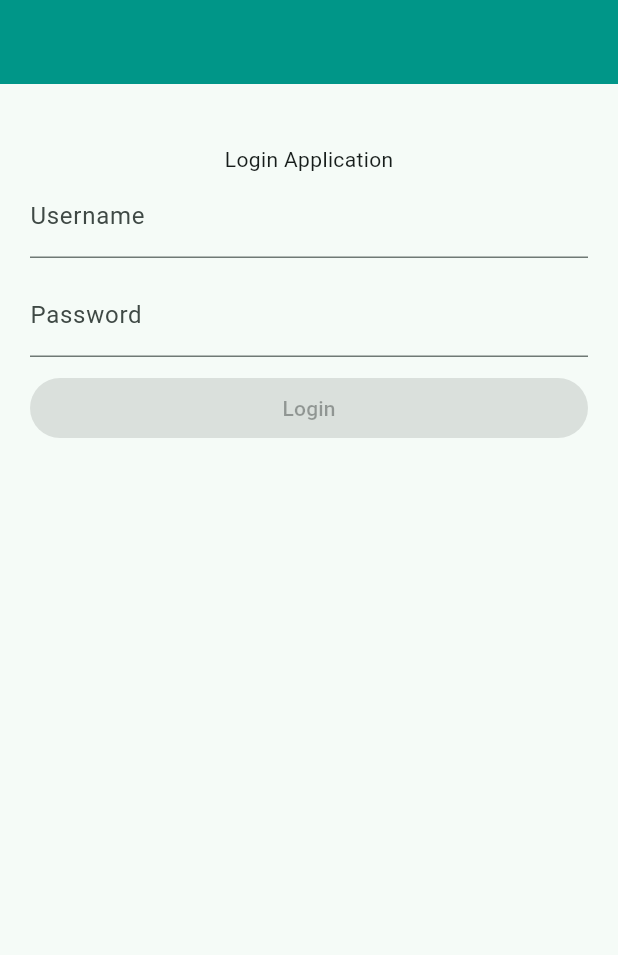
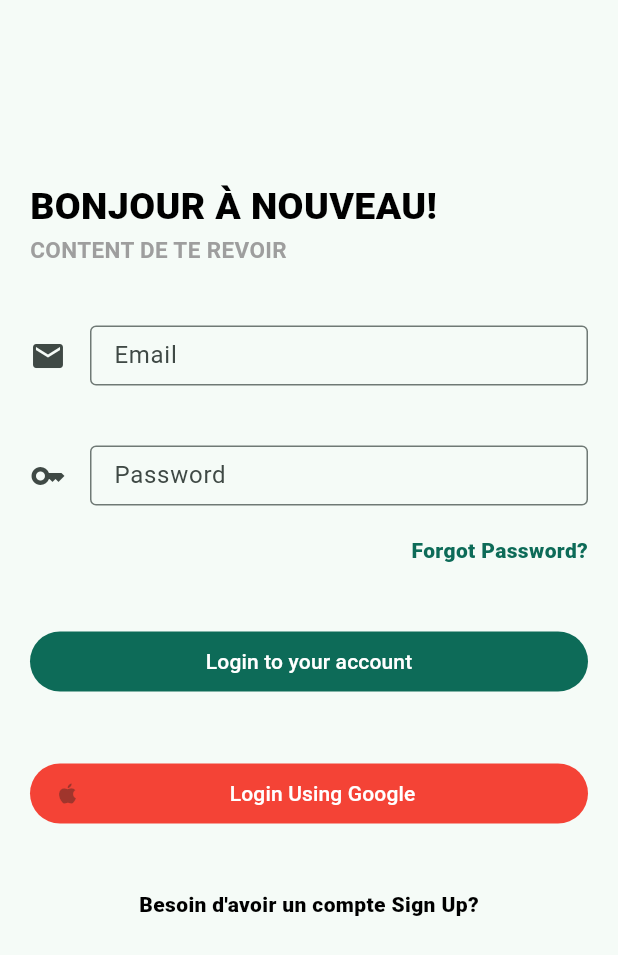
Before and after one commit to Batutankuma/fakeshop, a Flutter app: the screen it shows after launch, on a phone screen of 412 x 824 dp. Shown: the top 955 px of the screen. Run offline on Flutter 3.47's test engine with Material 2 defaults, Android fonts, the phone set to English and light mode, and no system bars; our stand-ins replace cloud_firestore, firebase_auth, firebase_core; accounts and stored records are empty.

```diff
--- a/lib/components/grid_view_component.dart
+++ b/lib/components/grid_view_component.dart
@@ -1,4 +1,3 @@
-import 'package:fakeshop/constant.dart';
 import 'package:fakeshop/models/product_model.dart';
 import 'package:fakeshop/views/description_views.dart';
 import 'package:flutter/material.dart';
--- a/lib/views/login_views.dart
+++ b/lib/views/login_views.dart
@@ -1,8 +1,9 @@
+import 'package:fakeshop/constant.dart';
 import 'package:flutter/material.dart';
 
 // ignore: must_be_immutable
 class LoginView extends StatelessWidget {
-  TextEditingController username = TextEditingController();
+  TextEditingController email = TextEditingController();
   TextEditingController password = TextEditingController();
   final _keyForm = GlobalKey<FormState>();
 
@@ -11,32 +12,113 @@ class LoginView extends StatelessWidget {
   @override
   Widget build(BuildContext context) {
     return Scaffold(
-      appBar: AppBar(),
       body: Form(
         key: _keyForm,
         child: Padding(
-          padding: const EdgeInsets.only(left: 20, right: 20, top: 40),
-          child: Column(
+          padding: const EdgeInsets.only(left: 20, right: 20, top: 120),
+          child: ListView(
             children: [
-              const Text("Login Application"),
-              TextFormField(
-                controller: username,
-                decoration: const InputDecoration(
-                    hintText: "Username", labelText: "Username"),
+              Align(
+                alignment: Alignment.topLeft,
+                child: Text(
+                  "Bonjour à Nouveau!".toUpperCase(),
+                  style: const TextStyle(
+                      fontWeight: FontWeight.w800,
+                      color: Colors.black,
+                      fontSize: 25),
+                ),
               ),
-              const SizedBox(height: 10),
-              TextFormField(
-                controller: password,
-                decoration: const InputDecoration(
-                    hintText: "Password", labelText: "Password"),
+              Align(
+                alignment: Alignment.topLeft,
+                child: Text(
+                  "Content de te revoir".toUpperCase(),
+                  style: const TextStyle(
+                      fontWeight: FontWeight.w600,
+                      color: Colors.grey,
+                      fontSize: 15),
+                ),
               ),
-              const SizedBox(height: 10),
-              const FilledButton(
+              const SizedBox(height: 40),
+              SizedBox(
+                height: 40,
+                child: TextFormField(
+                  controller: email,
+                  decoration: const InputDecoration(
+                      border: OutlineInputBorder(),
+                      icon: Icon(Icons.email),
+                      hintText: "Email",
+                      labelText: "Email"),
+                ),
+              ),
+              const SizedBox(height: 40),
+              SizedBox(
+                height: 40,
+                child: TextFormField(
+                  controller: password,
+                  decoration: const InputDecoration(
+                      border: OutlineInputBorder(),
+                      icon: Icon(Icons.key),
+                      hintText: "Password",
+                      labelText: "Password"),
+                ),
+              ),
+              const SizedBox(height: 20),
+              Align(
+                alignment: Alignment.topRight,
+                child: Text(
+                  "Forgot Password?",
+                  style: TextStyle(
+                      fontWeight: FontWeight.w800,
+                      color: Theme.of(context).primaryColor,
+                      fontSize: 14),
+                ),
+              ),
+              const SizedBox(height: 40),
+              //btn login
+              FilledButton(
+                style: ButtonStyle(
+                    backgroundColor: MaterialStatePropertyAll(
+                        Theme.of(context).primaryColor)),
+                onPressed: () => {
+                  //logic authentification application
+                  fireAuth
+                      .signInWithEmailAndPassword(
+                          email: email.text, password: password.text)
+                      .then((value) => print(value))
+                      .catchError((error) => print(error))
+                },
+                child: const Center(
+                  child: Text(
+                    "Login to your account",
+                    style: TextStyle(color: Colors.white),
+                  ),
+                ),
+              ),
+              const SizedBox(height: 40),
+              //btn login
+              ElevatedButton.icon(
+                label: const Center(
+                  child: Text(
+                    "Login Using Google",
+                    style: TextStyle(color: Colors.white),
+                  ),
+                ),
+                icon: const Icon(Icons.apple),
+                style: const ButtonStyle(
+                    backgroundColor: MaterialStatePropertyAll(Colors.red)),
                 onPressed: null,
-                child: Center(
-                  child: Text("Login"),
+              ),
+              const SizedBox(height: 40),
+              const Align(
+                alignment: Alignment.center,
+                child: Text(
+                  "Besoin d'avoir un compte Sign Up?",
+                  style: TextStyle(
+                      fontWeight: FontWeight.w800,
+                      color: Colors.black,
+                      fontSize: 14),
                 ),
-              )
+              ),
             ],
           ),
         ),
```
